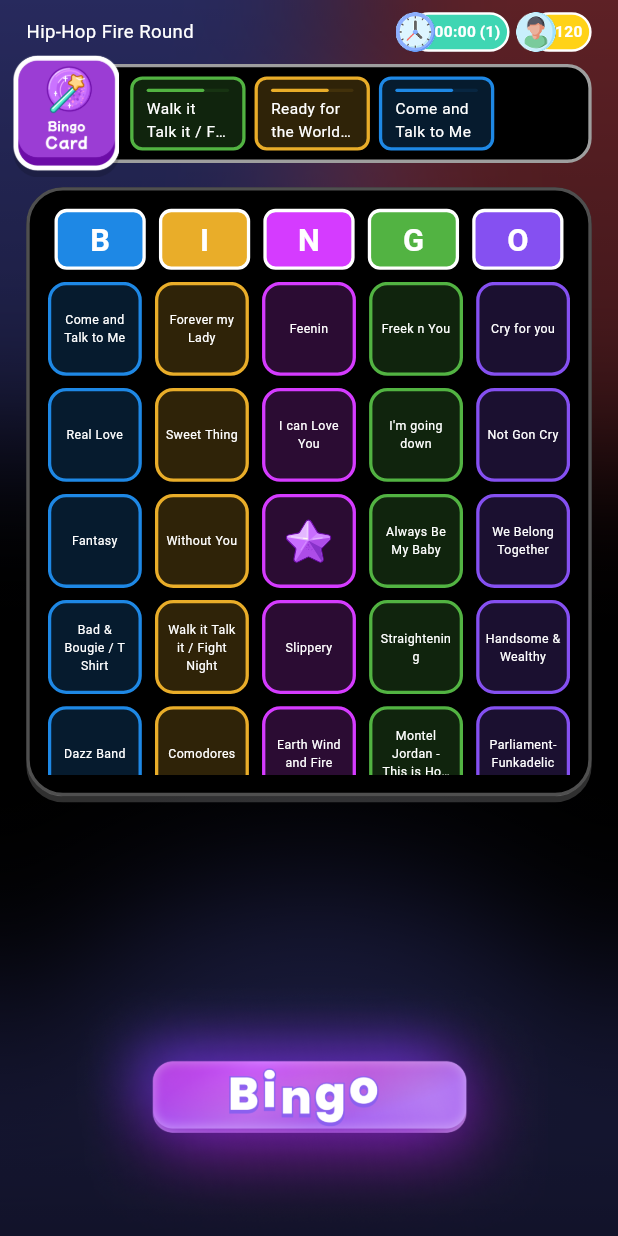
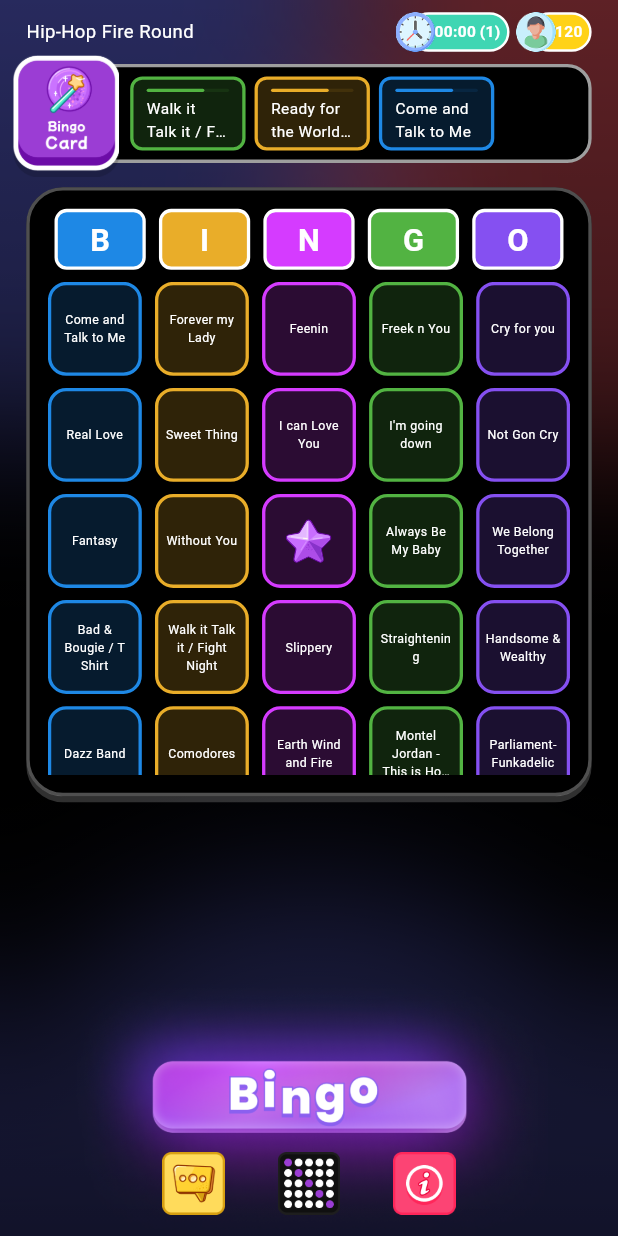
Before and after one commit to Jossyboydgenius/HIPHOP---RNB-BINGO, a Flutter app: the screen it shows after launch, on a phone screen of 412 x 824 dp. Run offline on Flutter 3.47's test engine with Material 3 defaults, Android fonts, the light colour scheme and no system bars; our stand-ins replace flutter_bloc, flutter_screenutil, flutter_svg, google_fonts, image_picker, pin_code_fields; missing offline and left inert: google_ml_kit, qr_code_scanner; Roboto replaces fonts that are missing (MochiyPopOne).

Commit message:
Add chat and info icons to GameScreen with tooltip and dialog functionality

```diff
--- a/lib/views/game_screen.dart
+++ b/lib/views/game_screen.dart
@@ -8,6 +8,8 @@ import 'package:hiphop_rnb_bingo/widgets/game_player_container.dart';
 import 'package:hiphop_rnb_bingo/widgets/app_sizer.dart';
 import 'package:hiphop_rnb_bingo/widgets/bingo_board_box_container.dart';
 import 'package:hiphop_rnb_bingo/widgets/bingo_button.dart';
+import 'package:hiphop_rnb_bingo/widgets/app_images.dart';
+import 'package:hiphop_rnb_bingo/widgets/chat_room_modal.dart';
 
 class GameScreen extends StatefulWidget {
   const GameScreen({super.key});
@@ -87,10 +89,127 @@ class _GameScreenState extends State<GameScreen> {
                   },
                 ),
               ),
+
+              // Bottom Navigation Icons
+              Positioned(
+                left: 0,
+                right: 0,
+                bottom: 14.h,  // Reduced from 32.h to 14.h
+                child: Padding(
+                  padding: EdgeInsets.symmetric(horizontal: 24.w),
+                  child: Row(
+                    mainAxisAlignment: MainAxisAlignment.center,
+                    children: [
+                      // Chat Icon
+                      AppImages(
+                        imagePath: AppImageData.chat,
+                        width: 38.w,
+                        height: 38.w,
+                        onPressed: () {
+                          showDialog(
+                            context: context,
+                            barrierDismissible: false,
+                            builder: (BuildContext context) => ChatRoomModal(
+                              onClose: () => Navigator.of(context).pop(),
+                              userInitials: 'JD', // Replace with actual user initials
+                              activeUsers: 2500,
+                              isConnected: true,
+                            ),
+                          );
+                        },
+                      ),
+                      SizedBox(width: 32.w),  // Explicit spacing between icons
+
+                      // Winning Pattern Icon
+                      AppImages(
+                        imagePath: _getWinningPatternIcon(),
+                        width: 38.w,
+                        height: 38.w,
+                        onPressed: () {
+                          // Handle pattern press
+                        },
+                      ),
+                      SizedBox(width: 32.w),  // Explicit spacing between icons
+
+                      // Info Icon with Tooltip
+                      Tooltip(
+                        message: "Hit Bingo button only if you have Bingo.\nIf you call incorrectly more than twice,\nyou will be eliminated from the round.",
+                        preferBelow: false,
+                        verticalOffset: -16,
+                        decoration: BoxDecoration(
+                          color: Colors.white,
+                          borderRadius: BorderRadius.circular(12.r),
+                        ),
+                        textStyle: AppTextStyle.mochiyPopOne(
+                          fontSize: 12.sp,
+                          color: Colors.black,
+                          fontWeight: FontWeight.w400,
+                        ),
+                        child: GestureDetector(
+                          onTap: () {
+                            // Show the same message in a more prominent way
+                            ScaffoldMessenger.of(context).showSnackBar(
+                              SnackBar(
+                                content: Container(
+                                  padding: EdgeInsets.all(16.r),
+                                  decoration: BoxDecoration(
+                                    color: Colors.white,
+                                    borderRadius: BorderRadius.circular(12.r),
+                                  ),
+                                  child: Text(
+                                    "Hit Bingo button only if you have Bingo.\nIf you call incorrectly more than twice,\nyou will be eliminated from the round.",
+                                    style: AppTextStyle.mochiyPopOne(
+                                      fontSize: 12.sp,
+                                      color: Colors.black,
+                                      fontWeight: FontWeight.w400,
+                                    ),
+                                  ),
+                                ),
+                                backgroundColor: Colors.transparent,
+                                elevation: 0,
+                                duration: const Duration(seconds: 3),
+                              ),
+                            );
+                          },
+                          child: AppImages(
+                            imagePath: AppImageData.info1,
+                            width: 38.w,
+                            height: 38.w,
+                          ),
+                        ),
+                      ),
+                    ],
+                  ),
+                ),
+              ),
             ],
           ),
         ),
       ),
     );
   }
+
+  String _getWinningPatternIcon() {
+    // This will be dynamic based on game type from backend
+    // For now, returning one of the patterns as default
+    return AppImageData.straightlineBingo;
+
+    // When implementing backend integration, you can use something like:
+    /*
+    switch (gameType) {
+      case 'fourCorners':
+        return AppImageData.fourCornersBingo;
+      case 'blackout':
+        return AppImageData.blackoutBingo;
+      case 'straightLine':
+        return AppImageData.straightlineBingo;
+      case 'tShape':
+        return AppImageData.tShapeBingo;
+      case 'xPattern':
+        return AppImageData.xPatternBingo;
+      default:
+        return AppImageData.straightlineBingo;
+    }
+    */
+  }
 }
```
